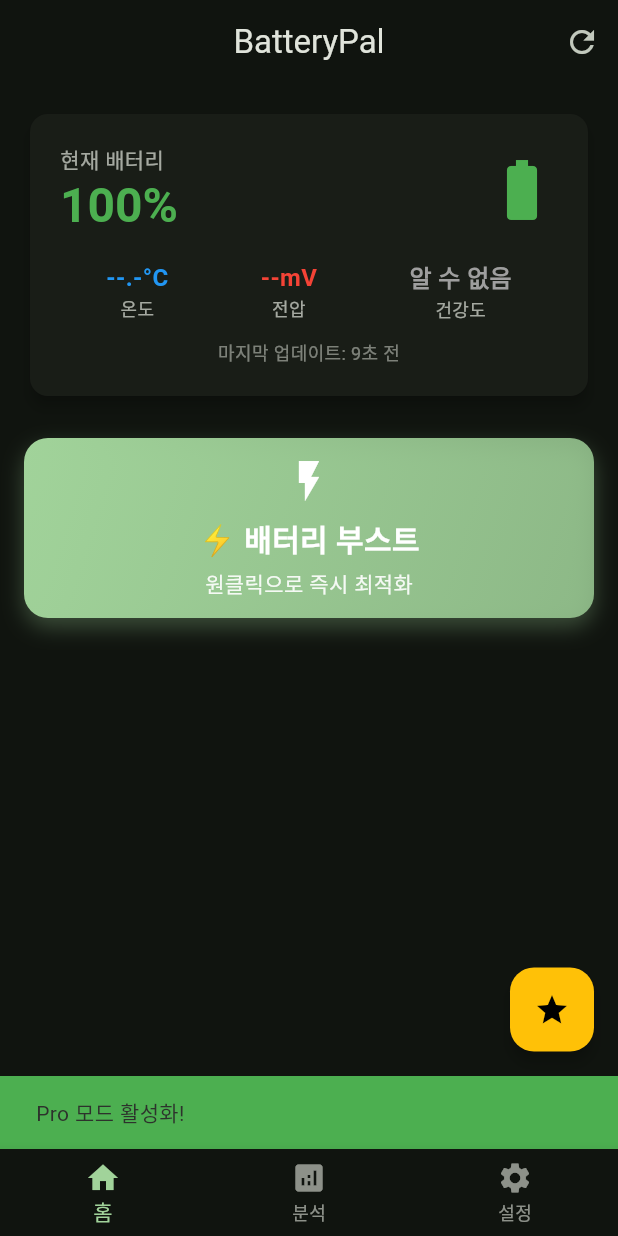
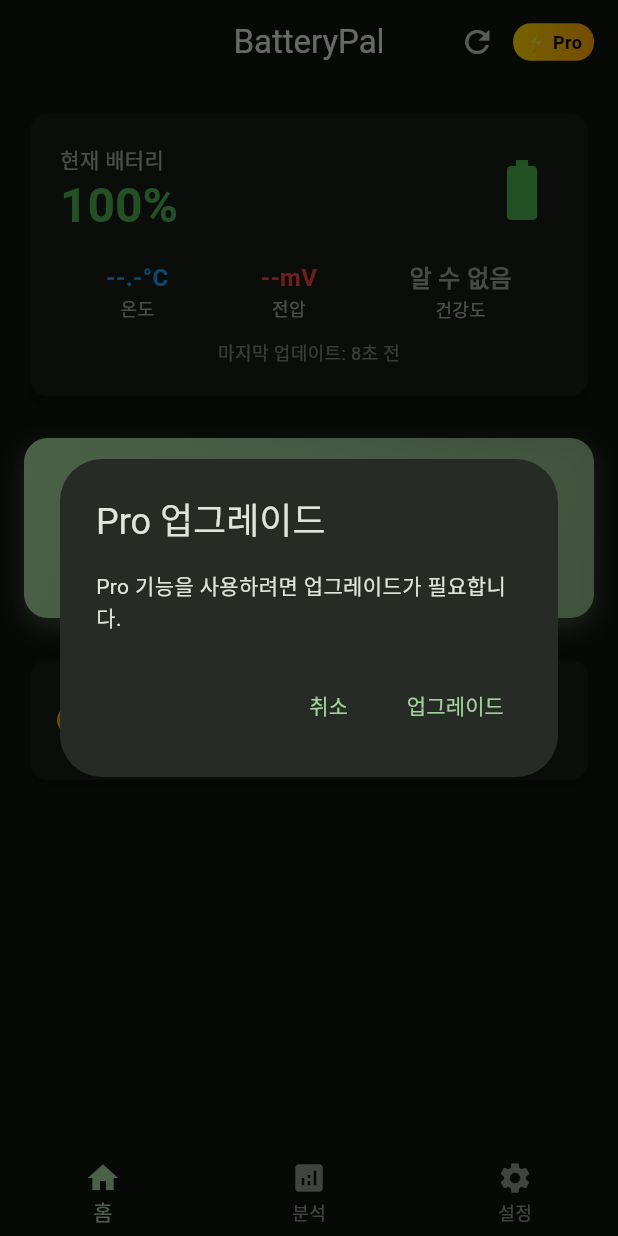
Before and after one commit to rbtc2/BatteryPal, a Flutter app: the screen it shows after launch, after a tap on "Pro로 업그레이드", on a phone screen of 412 x 824 dp. Run offline on Flutter 3.47's test engine with Material 3 defaults, Android fonts, the phone set to English and light mode, and no system bars; our stand-ins replace battery_plus, fl_chart, sqflite; accounts and stored records are empty.

Commit message:
PRO모드버튼삭제

```diff
--- a/lib/screens/main_navigation_screen.dart
+++ b/lib/screens/main_navigation_screen.dart
@@ -2,7 +2,6 @@ import 'package:flutter/material.dart';
 import 'home/home_tab.dart';
 import 'analysis/analysis_tab.dart';
 import 'settings/settings_tab.dart';
-import '../utils/app_utils.dart';
 
 /// 메인 네비게이션 화면
 /// Phase 8에서 실제 구현
@@ -16,14 +15,14 @@ class MainNavigationScreen extends StatefulWidget {
 class _MainNavigationScreenState extends State<MainNavigationScreen> {
   int _currentIndex = 0;
 
-  // Pro 모드 상태 관리 (Phase 8: 통합)
+  // Pro 모드 상태 관리 (실제 결제 시스템과 연동 예정)
   bool _isProUser = false;
 
   // 3개 탭 페이지들 (Pro 상태 전달)
   List<Widget> get _pages => [
-    HomeTab(isProUser: _isProUser, onProToggle: _toggleProMode),
-    AnalysisTab(isProUser: _isProUser, onProToggle: _toggleProMode),
-    SettingsTab(isProUser: _isProUser, onProToggle: _toggleProMode),
+    HomeTab(isProUser: _isProUser, onProToggle: _handleProUpgrade),
+    AnalysisTab(isProUser: _isProUser, onProToggle: _handleProUpgrade),
+    SettingsTab(isProUser: _isProUser, onProToggle: _handleProUpgrade),
   ];
 
   @override
@@ -56,28 +55,32 @@ class _MainNavigationScreenState extends State<MainNavigationScreen> {
           ),
         ],
       ),
-      // Phase 8: Pro 모드 토글 플로팅 액션 버튼 (개발용)
-      floatingActionButton: FloatingActionButton(
-        onPressed: _toggleProMode,
-        backgroundColor: _isProUser ? Colors.amber : Theme.of(context).colorScheme.primary,
-        child: Icon(
-          _isProUser ? Icons.star : Icons.star_border,
-          color: _isProUser ? Colors.black : Colors.white,
-        ),
+    );
+  }
+
+  // Pro 업그레이드 처리 (실제 결제 시스템과 연동 예정)
+  void _handleProUpgrade() {
+    // TODO: 실제 결제 시스템과 연동
+    // 현재는 개발용으로 간단한 다이얼로그 표시
+    showDialog(
+      context: context,
+      builder: (context) => AlertDialog(
+        title: const Text('Pro 업그레이드'),
+        content: const Text('Pro 기능을 사용하려면 업그레이드가 필요합니다.'),
+        actions: [
+          TextButton(
+            onPressed: () => Navigator.of(context).pop(),
+            child: const Text('취소'),
+          ),
+          TextButton(
+            onPressed: () {
+              Navigator.of(context).pop();
+              // TODO: 실제 결제 프로세스 시작
+            },
+            child: const Text('업그레이드'),
+          ),
+        ],
       ),
     );
   }
-
-  // Phase 8: Pro 모드 토글 기능 (개발용)
-  void _toggleProMode() {
-    setState(() {
-      _isProUser = !_isProUser;
-    });
-
-    // Pro 모드 변경 알림 (Phase 4의 SnackBarUtils 활용)
-    SnackBarUtils.showSuccess(
-      context,
-      _isProUser ? 'Pro 모드 활성화!' : '무료 모드로 전환',
-    );
-  }
 }
```
